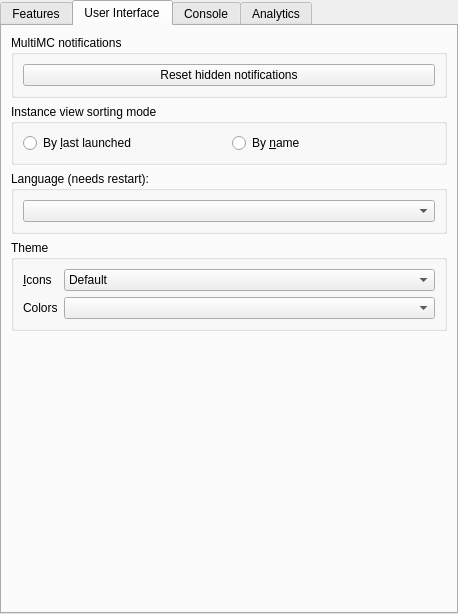
This is application/pages/global/MultiMCPage.ui in FreesmTeam/FreesmLauncher as Qt 5 draws it before an edit. The edited form follows.
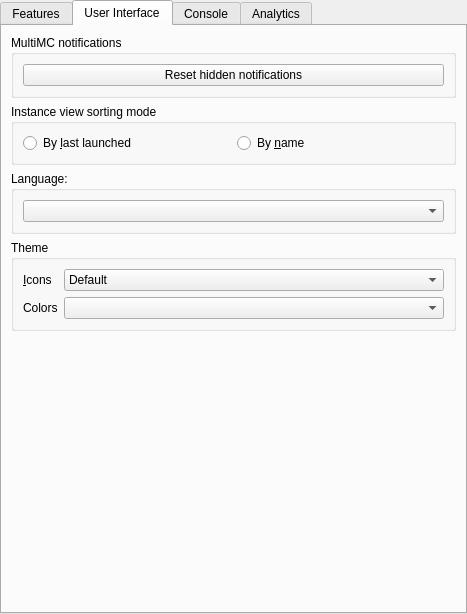
This is the edited form. The open tabs and pages were chosen to show the change.

What changed in the file:
```diff
--- a/application/pages/global/MultiMCPage.ui
+++ b/application/pages/global/MultiMCPage.ui
@@ -6,7 +6,7 @@
    <rect>
     <x>0</x>
     <y>0</y>
-    <width>458</width>
+    <width>467</width>
     <height>614</height>
    </rect>
   </property>
@@ -320,7 +320,7 @@
        <item>
         <widget class="QGroupBox" name="groupBox_2">
          <property name="title">
-          <string>Language (needs restart):</string>
+          <string>Language:</string>
          </property>
          <layout class="QVBoxLayout" name="verticalLayout">
           <item>
```
